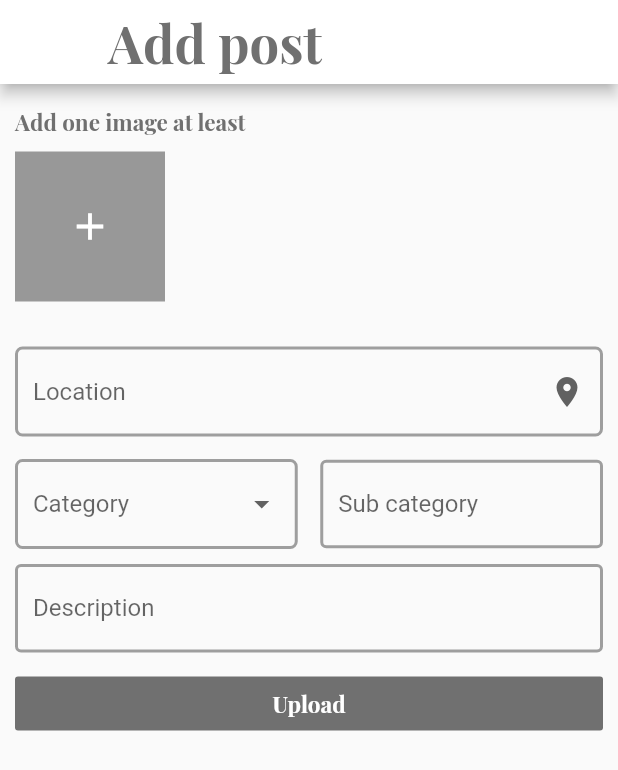
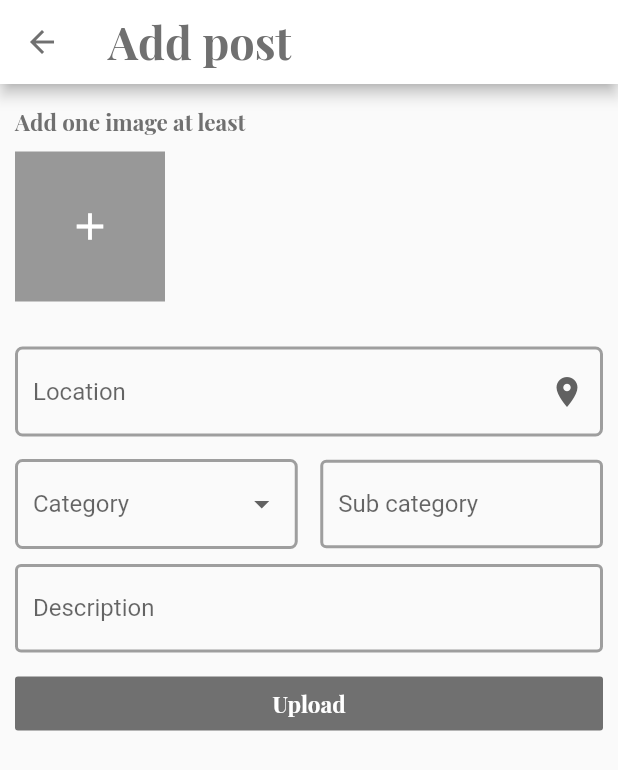
Before and after one commit to RaedGhazal/Give_it, a Flutter app: the screen it shows after launch, after a tap on the "add" icon, on a phone screen of 412 x 824 dp. Shown: the top 770 px of the screen. Run offline on Flutter 3.47's test engine with Material 2 defaults, Android fonts, the phone set to English and light mode, and no system bars; our stand-ins replace file_picker, google_fonts, material_design_icons_flutter.

```diff
--- a/mobile_app/lib/pages/homePage.dart
+++ b/mobile_app/lib/pages/homePage.dart
@@ -26,8 +26,45 @@ class _HomePageState extends State<HomePage> {
       ),
       drawer: Drawer(),
       floatingActionButton: LemonFloatingButton(_scaffoldKey),
-      body: Center(
-        child: Text('HomePage'),
+      body: Padding(
+        padding: const EdgeInsets.all(8.0),
+        child: GridView(
+          gridDelegate: SliverGridDelegateWithFixedCrossAxisCount(
+            crossAxisCount: 2,
+            crossAxisSpacing: 5,
+            mainAxisSpacing: 5,
+          ),
+          children: [
+            CategoryWidget(
+              asset: 'assets/categories/furniture.jpg',
+              label: 'Furniture',
+            ),
+            CategoryWidget(
+              asset: 'assets/categories/clothes.jpg',
+              label: 'clothes',
+            ),
+            CategoryWidget(
+              asset: 'assets/categories/electronics.jpg',
+              label: 'Electronics',
+            ),
+            CategoryWidget(
+              asset: 'assets/categories/tools.jpg',
+              label: 'Tools',
+            ),
+            CategoryWidget(
+              asset: 'assets/categories/pets_accessories.jpg',
+              label: ' Pets accessories',
+            ),
+            CategoryWidget(
+              asset: 'assets/categories/books.jpg',
+              label: 'Books',
+            ),
+            CategoryWidget(
+              asset: 'assets/categories/all.jpg',
+              label: 'All',
+            ),
+          ],
+        ),
       ),
     );
   }
--- a/mobile_app/lib/pages/pages.dart
+++ b/mobile_app/lib/pages/pages.dart
@@ -4,8 +4,6 @@ import 'dart:convert';
 
 import 'package:flutter/material.dart';
 import 'package:flutter/cupertino.dart';
-
-
 
 import 'package:file_picker/file_picker.dart';
 import 'package:material_design_icons_flutter/icon_map.dart';
@@ -23,6 +21,8 @@ part 'homePage.dart';
 
 part 'addPostPage.dart';
 
+part 'postPage.dart';
+
 const locations = const <String>[
   'Irbid',
   'Ajloun',
--- a/mobile_app/lib/themes.dart
+++ b/mobile_app/lib/themes.dart
@@ -22,10 +22,13 @@ final defaultTheme = ThemeData(
   ),
   appBarTheme: AppBarTheme(
     color: Colors.white,
+    iconTheme: IconThemeData(
+      color: grey,
+    ),
     textTheme: TextTheme(
       headline6: GoogleFonts.playfairDisplay(
         color: grey,
-        fontSize: 35,
+        fontSize: 30,
         fontWeight: FontWeight.bold,
       ),
     ),
--- a/mobile_app/lib/widgets.dart
+++ b/mobile_app/lib/widgets.dart
@@ -150,3 +150,48 @@ class MyForm extends StatelessWidget {
     );
   }
 }
+
+class CategoryWidget extends StatelessWidget {
+  final String asset;
+  final String label;
+
+  const CategoryWidget({
+    @required this.asset,
+    @required this.label,
+    Key key,
+  }) : super(key: key);
+
+  @override
+  Widget build(BuildContext context) {
+    return AspectRatio(
+      aspectRatio: 1,
+      child: GestureDetector(
+        onTap: () {
+          Navigator.push(
+            context,
+            MaterialPageRoute(
+              builder: (context) => PostPage(category: label),
+            ),
+          );
+        },
+        child: Stack(
+          fit: StackFit.expand,
+          children: [
+            Image.asset(
+              asset,
+              fit: BoxFit.cover,
+            ),
+            Positioned(
+              top: 5,
+              left: 5,
+              child: Chip(
+                label: Text(label),
+                backgroundColor: Colors.white,
+              ),
+            ),
+          ],
+        ),
+      ),
+    );
+  }
+}
--- a/mobile_app/pubspec.yaml
+++ b/mobile_app/pubspec.yaml
@@ -29,7 +29,6 @@ dependencies:
   material_design_icons_flutter: ^4.0.5555
   file_picker: ^2.0.0
 
-
   # The following adds the Cupertino Icons font to your application.
   # Use with the CupertinoIcons class for iOS style icons.
   cupertino_icons: ^0.1.3
@@ -50,9 +49,8 @@ flutter:
   uses-material-design: true
 
   # To add assets to your application, add an assets section, like this:
-  # assets:
-  #   - images/a_dot_burr.jpeg
-  #   - images/a_dot_ham.jpeg
+  assets:
+    - assets/categories/
 
   # An image asset can refer to one or more resolution-specific "variants", see
   # https://flutter.dev/assets-and-images/#resolution-aware.
```
Also changed, not shown: mobile_app/lib/pages/postPage.dart (added, +22 -0 lines), mobile_app/assets/categories/all.jpg (added), mobile_app/assets/categories/books.jpg, mobile_app/assets/categories/clothes.jpg, mobile_app/assets/categories/electronics.jpg, mobile_app/assets/categories/furniture.jpg, mobile_app/assets/categories/pets_accessories.jpg.
